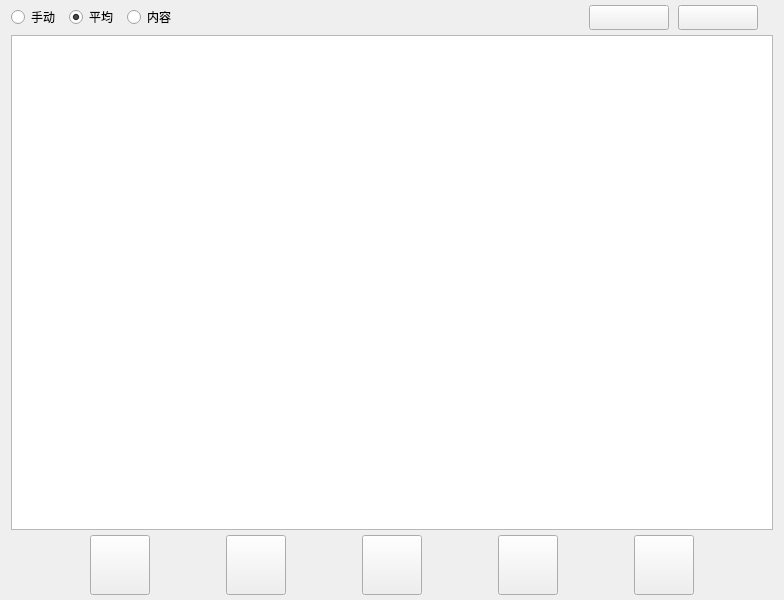
Above: Qt/ERP/storemanager.ui from superp2017/NTERP before the change. Below: the same form after it.
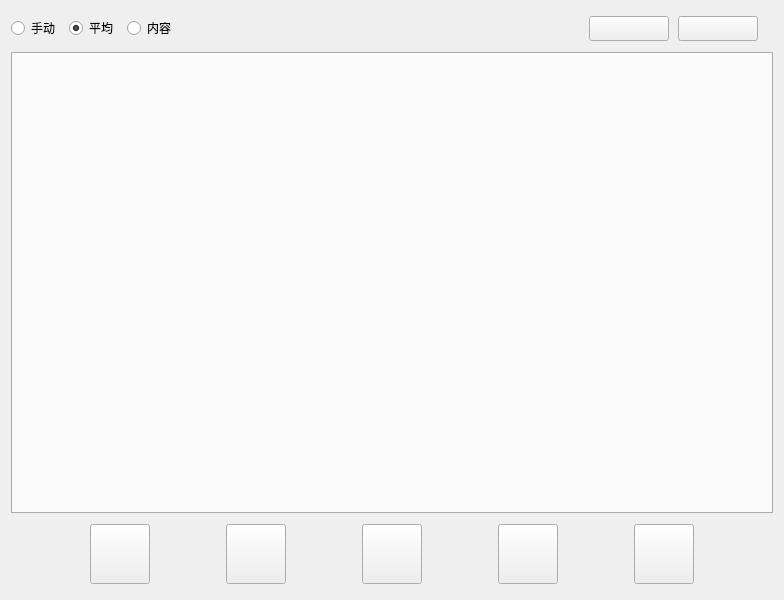
That is the form after the change. Custom widgets are drawn as their Qt base class.

Patch:
```diff
--- a/Qt/ERP/storemanager.ui
+++ b/Qt/ERP/storemanager.ui
@@ -14,15 +14,6 @@
    <string>Form</string>
   </property>
   <layout class="QGridLayout" name="gridLayout">
-   <property name="topMargin">
-    <number>0</number>
-   </property>
-   <property name="bottomMargin">
-    <number>0</number>
-   </property>
-   <property name="verticalSpacing">
-    <number>0</number>
-   </property>
    <item row="0" column="0">
     <layout class="QHBoxLayout" name="horizontalLayout">
      <property name="spacing">
@@ -115,7 +106,17 @@
     </layout>
    </item>
    <item row="1" column="0">
-    <widget class="goodsTable" name="tableWidget"/>
+    <widget class="QTabWidget" name="tabWidget">
+     <property name="tabPosition">
+      <enum>QTabWidget::South</enum>
+     </property>
+     <property name="usesScrollButtons">
+      <bool>false</bool>
+     </property>
+     <property name="movable">
+      <bool>true</bool>
+     </property>
+    </widget>
    </item>
    <item row="2" column="0">
     <widget class="QWidget" name="widget" native="true">
@@ -176,44 +177,6 @@
         </property>
        </widget>
       </item>
-      <item>
-       <widget class="QPushButton" name="pushButton_in_store">
-        <property name="minimumSize">
-         <size>
-          <width>60</width>
-          <height>60</height>
-         </size>
-        </property>
-        <property name="maximumSize">
-         <size>
-          <width>60</width>
-          <height>60</height>
-         </size>
-        </property>
-        <property name="text">
-         <string/>
-        </property>
-       </widget>
-      </item>
-      <item>
-       <widget class="QPushButton" name="pushButton_out_store">
-        <property name="minimumSize">
-         <size>
-          <width>60</width>
-          <height>60</height>
-         </size>
-        </property>
-        <property name="maximumSize">
-         <size>
-          <width>60</width>
-          <height>60</height>
-         </size>
-        </property>
-        <property name="text">
-         <string/>
-        </property>
-       </widget>
-      </item>
       <item>
        <widget class="QPushButton" name="pushButton_del">
         <property name="minimumSize">
@@ -233,18 +196,49 @@
         </property>
        </widget>
       </item>
+      <item>
+       <widget class="QPushButton" name="pushButton_out_store">
+        <property name="minimumSize">
+         <size>
+          <width>60</width>
+          <height>60</height>
+         </size>
+        </property>
+        <property name="maximumSize">
+         <size>
+          <width>60</width>
+          <height>60</height>
+         </size>
+        </property>
+        <property name="text">
+         <string/>
+        </property>
+       </widget>
+      </item>
+      <item>
+       <widget class="QPushButton" name="pushButton_in_store">
+        <property name="minimumSize">
+         <size>
+          <width>60</width>
+          <height>60</height>
+         </size>
+        </property>
+        <property name="maximumSize">
+         <size>
+          <width>60</width>
+          <height>60</height>
+         </size>
+        </property>
+        <property name="text">
+         <string/>
+        </property>
+       </widget>
+      </item>
      </layout>
     </widget>
    </item>
   </layout>
  </widget>
- <customwidgets>
-  <customwidget>
-   <class>goodsTable</class>
-   <extends>QTableWidget</extends>
-   <header>goodstable.h</header>
-  </customwidget>
- </customwidgets>
  <resources/>
  <connections/>
 </ui>
```
